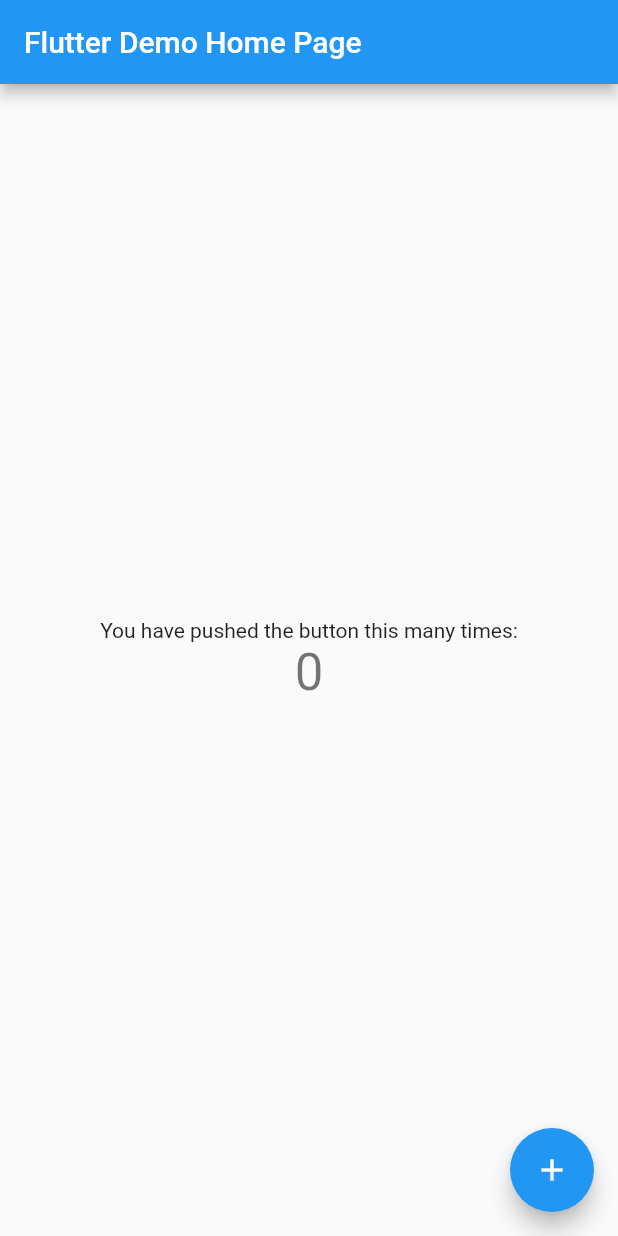
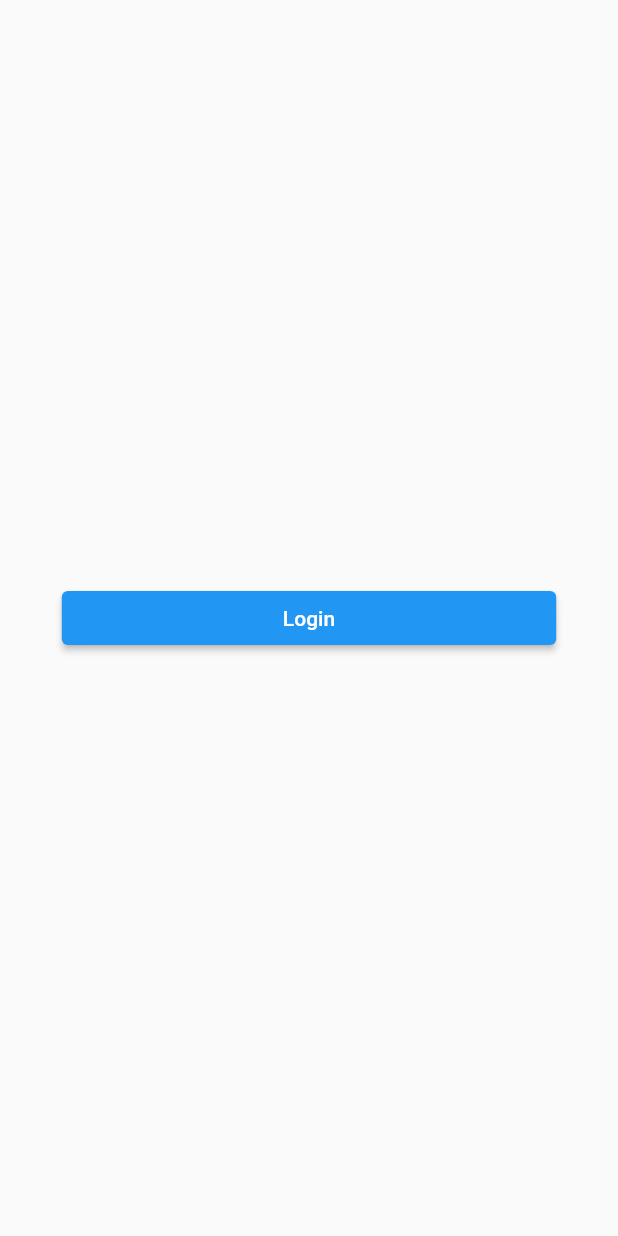
Before and after one commit to TELIT-Hackathon/itvaley-loremIpsum, a Flutter app: the screen it shows after launch, on a phone screen of 412 x 824 dp. Run offline on Flutter 3.47's test engine with Material 2 defaults, Android fonts, the phone set to English and light mode, and no system bars; our stand-ins replace flutter_redux, google_sign_in, redux, shared_preferences.

Commit message:
add loginPGE ADD REDUX add shared preferences

```diff
--- /dev/null
+++ b/lib/entity/User.dart
@@ -0,0 +1,24 @@
+class User{
+  String id;
+  String name;
+  String lastName;
+  String type;
+  List<String> roles;
+
+  User({required this.id,
+    required this.name,
+    required this.lastName,
+    required this.type,
+    required this.roles});
+
+  factory User.fromJson(json){
+    String id = json['user_id'] as String;
+    String name = json['user_name'] as String;
+    String lastName = json['user_last_name'] as String;
+    String type = json['user_type'] as String;
+
+    List<String> roles = List<String>.from(json['roles'].map((model)=> model));
+
+    return User(id: id, name: name, lastName: lastName, type: type, roles: roles);
+  }
+}
--- a/lib/main.dart
+++ b/lib/main.dart
@@ -1,7 +1,19 @@
 import 'package:flutter/material.dart';
+import 'package:it_valey_hackathon_2022/redux/AppState.dart';
+import 'package:it_valey_hackathon_2022/redux/reducer.dart';
+import 'package:it_valey_hackathon_2022/ui/pages/LoginPage.dart';
+import 'package:redux/redux.dart';
+import 'package:flutter_redux/flutter_redux.dart';
 
 void main() {
-  runApp(const MyApp());
+  final Store<AppState> store = Store(
+      reducer,
+      initialState: AppState.initNewAppState()
+  );
+
+  runApp(
+      StoreProvider(store: store, child: MyApp())
+  );
 }
 
 class MyApp extends StatelessWidget {
@@ -13,103 +25,9 @@
     return MaterialApp(
       title: 'Flutter Demo',
       theme: ThemeData(
-        // This is the theme of your application.
-        //
-        // Try running your application with "flutter run". You'll see the
-        // application has a blue toolbar. Then, without quitting the app, try
-        // changing the primarySwatch below to Colors.green and then invoke
-        // "hot reload" (press "r" in the console where you ran "flutter run",
-        // or simply save your changes to "hot reload" in a Flutter IDE).
-        // Notice that the counter didn't reset back to zero; the application
-        // is not restarted.
         primarySwatch: Colors.blue,
       ),
-      home: const MyHomePage(title: 'Flutter Demo Home Page'),
+      home: const LoginPage(),
     );
   }
 }
-
-class MyHomePage extends StatefulWidget {
-  const MyHomePage({super.key, required this.title});
-
-  // This widget is the home page of your application. It is stateful, meaning
-  // that it has a State object (defined below) that contains fields that affect
-  // how it looks.
-
-  // This class is the configuration for the state. It holds the values (in this
-  // case the title) provided by the parent (in this case the App widget) and
-  // used by the build method of the State. Fields in a Widget subclass are
-  // always marked "final".
-
-  final String title;
-
-  @override
-  State<MyHomePage> createState() => _MyHomePageState();
-}
-
-class _MyHomePageState extends State<MyHomePage> {
-  int _counter = 0;
-
-  void _incrementCounter() {
-    setState(() {
-      // This call to setState tells the Flutter framework that something has
-      // changed in this State, which causes it to rerun the build method below
-      // so that the display can reflect the updated values. If we changed
-      // _counter without calling setState(), then the build method would not be
-      // called again, and so nothing would appear to happen.
-      _counter++;
-    });
-  }
-
-  @override
-  Widget build(BuildContext context) {
-    // This method is rerun every time setState is called, for instance as done
-    // by the _incrementCounter method above.
-    //
-    // The Flutter framework has been optimized to make rerunning build methods
-    // fast, so that you can just rebuild anything that needs updating rather
-    // than having to individually change instances of widgets.
-    return Scaffold(
-      appBar: AppBar(
-        // Here we take the value from the MyHomePage object that was created by
-        // the App.build method, and use it to set our appbar title.
-        title: Text(widget.title),
-      ),
-      body: Center(
-        // Center is a layout widget. It takes a single child and positions it
-        // in the middle of the parent.
-        child: Column(
-          // Column is also a layout widget. It takes a list of children and
-          // arranges them vertically. By default, it sizes itself to fit its
-          // children horizontally, and tries to be as tall as its parent.
-          //
-          // Invoke "debug painting" (press "p" in the console, choose the
-          // "Toggle Debug Paint" action from the Flutter Inspector in Android
-          // Studio, or the "Toggle Debug Paint" command in Visual Studio Code)
-          // to see the wireframe for each widget.
-          //
-          // Column has various properties to control how it sizes itself and
-          // how it positions its children. Here we use mainAxisAlignment to
-          // center the children vertically; the main axis here is the vertical
-          // axis because Columns are vertical (the cross axis would be
-          // horizontal).
-          mainAxisAlignment: MainAxisAlignment.center,
-          children: <Widget>[
-            const Text(
-              'You have pushed the button this many times:',
-            ),
-            Text(
-              '$_counter',
-              style: Theme.of(context).textTheme.headline4,
-            ),
-          ],
-        ),
-      ),
-      floatingActionButton: FloatingActionButton(
-        onPressed: _incrementCounter,
-        tooltip: 'Increment',
-        child: const Icon(Icons.add),
-      ), // This trailing comma makes auto-formatting nicer for build methods.
-    );
-  }
-}
--- /dev/null
+++ b/lib/redux/AppState.dart
@@ -0,0 +1,13 @@
+import 'package:it_valey_hackathon_2022/entity/User.dart';
+
+class AppState{
+  final User? user;
+
+  AppState({required this.user});
+
+  static initNewAppState(){
+    return AppState(
+        user: null
+    );
+  }
+}
--- /dev/null
+++ b/lib/redux/actions/SetUserState.dart
@@ -0,0 +1,8 @@
+
+import '../../entity/User.dart';
+
+class SetUserState{
+  final User user;
+
+  SetUserState({required this.user});
+}
--- /dev/null
+++ b/lib/ui/pages/LoginPage.dart
@@ -0,0 +1,139 @@
+import 'package:flutter/foundation.dart';
+import 'package:flutter/material.dart';
+import 'package:flutter_redux/flutter_redux.dart';
+import 'package:it_valey_hackathon_2022/redux/AppState.dart';
+import 'package:it_valey_hackathon_2022/redux/actions/SetUserState.dart';
+import 'package:it_valey_hackathon_2022/ui/pages/HomePage.dart';
+import 'package:shared_preferences/shared_preferences.dart';
+
+import '../../entity/User.dart';
+import '../../services/FakeAuthService.dart';
+
+import 'package:redux/redux.dart';
+
+class LoginPage extends StatefulWidget{
+  const LoginPage({super.key});
+
+  @override
+  State<StatefulWidget> createState() => _LoginPageState();
+}
+
+class _LoginPageState extends State<LoginPage>{
+  bool _isActiveButton = true;
+  List<User> _fakeUsers = List.empty(growable: true);
+
+  @override
+  Widget build(BuildContext context) {
+    double width = MediaQuery.of(context).size.width;
+    double height = MediaQuery.of(context).size.height;
+
+    Store<AppState> store = StoreProvider.of(context);
+
+    return Scaffold(
+      body: Stack(
+        children: [
+          Center(
+            child: Center(
+              child: SizedBox(
+                width: width * 0.8,
+                child: ElevatedButton(
+                  onPressed: (_isActiveButton == false) ? null : () async {
+                    bool res = await _loginWithFakeUser();
+                    if(res == false){
+                      setState(() {
+                        _isActiveButton = true;
+                      });
+                    }
+                  } ,
+                  child: Row(
+                    mainAxisAlignment: MainAxisAlignment.center,
+                    children: const [
+                      Text("Login")
+                    ],
+                  ),
+                ),
+              ),
+            ),
+          ),
+          Container(
+            child: (_fakeUsers.isEmpty) ? null : Expanded(
+              child: Container(
+                decoration: const BoxDecoration(
+                  color: Colors.black26
+                ),
+                child: Center(
+                  child: SizedBox(
+                    width: width*0.8,
+                    height: height*0.5,
+                    child: Container(
+                      decoration: const BoxDecoration(
+                        color: Colors.white
+                      ),
+                      child: ListView.builder(
+                          padding: const EdgeInsets.all(8),
+                          itemCount: _fakeUsers.length,
+                          itemBuilder: (BuildContext context, int index) {
+                            User user = _fakeUsers[index];
+                            return GestureDetector(
+                              onTap: () async {
+                                SharedPreferences prefs = await SharedPreferences.getInstance();
+
+                                await prefs.setString("user_name", user.name);
+                                await prefs.setString("user_last_name", user.lastName);
+                                await prefs.setString("user_type", user.type);
+                                await prefs.setString("user_id", user.id);
+                                await prefs.setStringList("roles", user.roles);
+
+                                store.dispatch(SetUserState(user: user));
+
+                                Future.delayed(const Duration(microseconds: 500)).then((value)
+                                  => Navigator.push(
+                                      context,
+                                      MaterialPageRoute(builder: (context) => const HomePage())
+                                  )
+                                );
+                              },
+                              child: ListTile(
+                                title: Text("${user.name} ${user.lastName}"),
+                                trailing: Text("${user.type}"),
+                              ),
+                            );
+                          }
+                      ),
+                    ),
+                  ),
+                ),
+              ),
+            ),
+          )
+        ]
+      ),
+    );
+  }
+
+  Future<bool> _loginWithFakeUser() async{
+    setState(() {
+      _isActiveButton = false;
+    });
+
+    try {
+      List<User> users = await FakeAuthService.getFakeUsers();
+
+      if(users.isEmpty){
+        return false;
+      }
+
+      setState(() {
+        _fakeUsers = users;
+      });
+
+      return true;
+    } catch (e){
+      if (kDebugMode) {
+        print(e);
+      }
+      return false;
+    }
+  }
+
+}
--- a/pubspec.yaml
+++ b/pubspec.yaml
@@ -36,6 +36,9 @@
   # The following adds the Cupertino Icons font to your application.
   # Use with the CupertinoIcons class for iOS style icons.
   cupertino_icons: ^1.0.2
+  google_sign_in: ^5.4.2
+  shared_preferences: ^2.0.15
+  flutter_redux: ^0.10.0
 
 dev_dependencies:
   flutter_test:
@@ -58,7 +61,8 @@
   # included with your application, so that you can use the icons in
   # the material Icons class.
   uses-material-design: true
-
+  assets:
+    - lib/data/fakeUsers.json
   # To add assets to your application, add an assets section, like this:
   # assets:
   #   - images/a_dot_burr.jpeg
```
Also changed, not shown: lib/data/fakeUsers.json (added, +37 -0 lines), lib/redux/actions/SetAppState.dart (added, +7 -0 lines), lib/redux/reducer.dart (added, +28 -0 lines), lib/services/FakeAuthService.dart (added, +15 -0 lines), lib/services/GoogleAuthService.dart (added, +12 -0 lines), lib/ui/pages/HomePage.dart (added, +22 -0 lines), pubspec.lock, 4 other files.
